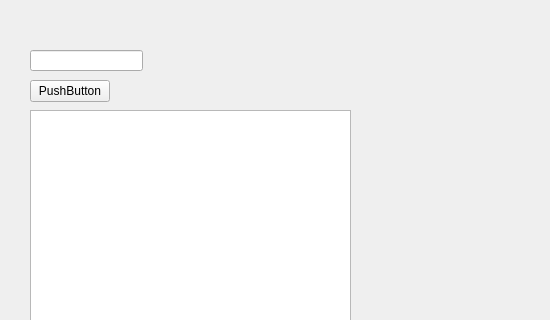
This is View/mainwindow.ui in edsykes/BookmarkManager as Qt 5 draws it before an edit; both pictures show x 0 to 550 and y 0 to 320 of the 800 by 600 pixel window. The edited form follows.
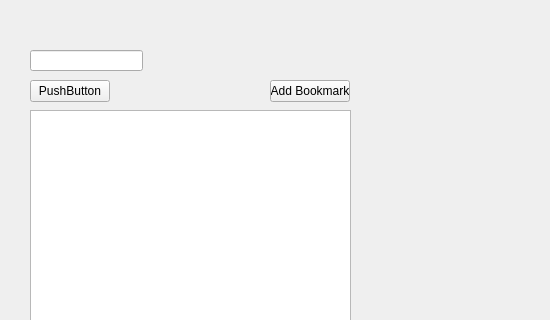
This is the edited form.

Commit message: Added a new dialog that will allow a user to add a bookmark and connected it to a button on the main window. The dialog captures the edit of a single edit box to capture the name of the browser that should be used.

```diff
--- a/View/mainwindow.ui
+++ b/View/mainwindow.ui
@@ -86,6 +86,19 @@
      <string>Dock Right</string>
     </property>
    </widget>
+   <widget class="QPushButton" name="buttonAddBookmark">
+    <property name="geometry">
+     <rect>
+      <x>270</x>
+      <y>80</y>
+      <width>80</width>
+      <height>22</height>
+     </rect>
+    </property>
+    <property name="text">
+     <string>Add Bookmark</string>
+    </property>
+   </widget>
   </widget>
   <widget class="QMenuBar" name="menubar">
    <property name="geometry">
```
The commit also changes 6 other files.
